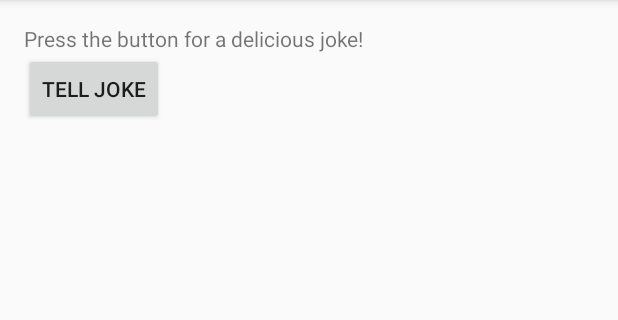
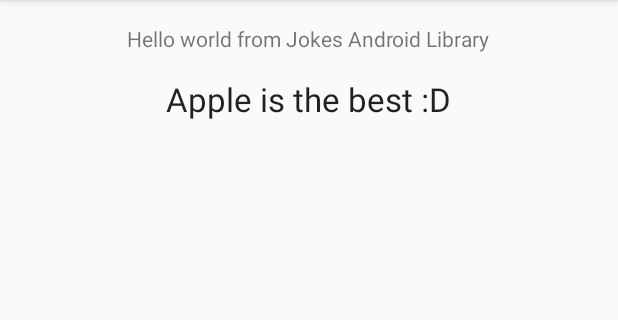
Before and after one commit to VeskoI/JokeTeller, an Android app: the screen it shows after launch (MainActivity before the commit, JokesActivity after it), after a tap on "TELL JOKE", on a phone screen of 412 x 824 dp, the part 84-404 px from its top. Run offline under Robolectric (Android 15) with nearby library versions, the phone set to English and light mode, and no system bars; our stand-ins replace AdMob.

Commit message:
Add Jokes Android library and using it from our main app module

```diff
--- a/app/build.gradle
+++ b/app/build.gradle
@@ -24,4 +24,5 @@ dependencies {
     compile 'com.android.support:appcompat-v7:22.2.0'
     compile 'com.google.android.gms:play-services-ads:7.5.0'
     compile project(':jokerlib')
+    compile project(':jokeslibrary')
 }
--- a/app/src/main/java/com/udacity/gradle/builditbigger/MainActivity.java
+++ b/app/src/main/java/com/udacity/gradle/builditbigger/MainActivity.java
@@ -1,13 +1,14 @@
 package com.udacity.gradle.builditbigger;
 
+import android.content.Intent;
 import android.os.Bundle;
 import android.support.v7.app.ActionBarActivity;
 import android.view.Menu;
 import android.view.MenuItem;
 import android.view.View;
-import android.widget.Toast;
 
 import com.jokes.example.JokeTeller;
+import com.vesko.android.jokeslibrary.JokesActivity;
 
 
 public class MainActivity extends ActionBarActivity {
@@ -43,7 +44,9 @@ public class MainActivity extends ActionBarActivity {
 
     public void tellJoke(View view) {
         String joke = JokeTeller.getJoke();
-        Toast.makeText(this, joke, Toast.LENGTH_SHORT).show();
+        Intent i = new Intent(this, JokesActivity.class);
+        i.putExtra(JokesActivity.EXTRA_JOKE, joke);
+        startActivity(i);
     }
 
 
--- /dev/null
+++ b/jokeslibrary/src/main/java/com/vesko/android/jokeslibrary/JokesActivity.java
@@ -0,0 +1,50 @@
+package com.vesko.android.jokeslibrary;
+
+import android.support.v7.app.ActionBarActivity;
+import android.os.Bundle;
+import android.text.TextUtils;
+import android.view.Menu;
+import android.view.MenuItem;
+import android.widget.TextView;
+
+
+public class JokesActivity extends ActionBarActivity {
+
+    public static final String EXTRA_JOKE = "joke";
+
+    @Override
+    protected void onCreate(Bundle savedInstanceState) {
+        super.onCreate(savedInstanceState);
+        setContentView(R.layout.activity_jokes);
+
+        String joke = getIntent().getStringExtra(EXTRA_JOKE);
+        if (TextUtils.isEmpty(joke)) {
+            joke = getString(R.string.default_joke);
+        }
+        TextView jokeHolder = (TextView) findViewById(R.id.joke);
+        jokeHolder.setText(joke);
+    }
+
+
+    @Override
+    public boolean onCreateOptionsMenu(Menu menu) {
+        // Inflate the menu; this adds items to the action bar if it is present.
+        getMenuInflater().inflate(R.menu.menu_jokes, menu);
+        return true;
+    }
+
+    @Override
+    public boolean onOptionsItemSelected(MenuItem item) {
+        // Handle action bar item clicks here. The action bar will
+        // automatically handle clicks on the Home/Up button, so long
+        // as you specify a parent activity in AndroidManifest.xml.
+        int id = item.getItemId();
+
+        //noinspection SimplifiableIfStatement
+        if (id == R.id.action_settings) {
+            return true;
+        }
+
+        return super.onOptionsItemSelected(item);
+    }
+}
--- /dev/null
+++ b/jokeslibrary/src/main/res/layout/activity_jokes.xml
@@ -0,0 +1,27 @@
+<LinearLayout
+    xmlns:android="http://schemas.android.com/apk/res/android"
+    xmlns:tools="http://schemas.android.com/tools"
+    android:layout_width="match_parent"
+    android:layout_height="match_parent"
+    android:gravity="center_horizontal"
+    android:orientation="vertical"
+    android:paddingBottom="@dimen/activity_vertical_margin"
+    android:paddingLeft="@dimen/activity_horizontal_margin"
+    android:paddingRight="@dimen/activity_horizontal_margin"
+    android:paddingTop="@dimen/activity_vertical_margin"
+    tools:context=".JokesActivity">
+
+    <TextView
+        android:layout_width="wrap_content"
+        android:layout_height="wrap_content"
+        android:text="@string/hello_world"/>
+
+    <TextView
+        android:id="@+id/joke"
+        android:layout_width="wrap_content"
+        android:layout_height="wrap_content"
+        android:layout_marginTop="16dp"
+        android:textAppearance="?android:textAppearanceLarge"
+        tools:text="Apple are cool ... hahaha :D"/>
+
+</LinearLayout>
--- /dev/null
+++ b/jokeslibrary/src/main/res/menu/menu_jokes.xml
@@ -0,0 +1,9 @@
+<menu xmlns:android="http://schemas.android.com/apk/res/android"
+      xmlns:app="http://schemas.android.com/apk/res-auto"
+      xmlns:tools="http://schemas.android.com/tools"
+      tools:context=".JokesActivity">
+    <item android:id="@+id/action_settings"
+          android:title="@string/action_settings"
+          android:orderInCategory="100"
+          app:showAsAction="never"/>
+</menu>
--- /dev/null
+++ b/jokeslibrary/src/main/res/values-w820dp/dimens.xml
@@ -0,0 +1,6 @@
+<resources>
+    <!-- Example customization of dimensions originally defined in res/values/dimens.xml
+         (such as screen margins) for screens with more than 820dp of available width. This
+         would include 7" and 10" devices in landscape (~960dp and ~1280dp respectively). -->
+    <dimen name="activity_horizontal_margin">64dp</dimen>
+</resources>
--- /dev/null
+++ b/jokeslibrary/src/main/res/values/dimens.xml
@@ -0,0 +1,5 @@
+<resources>
+    <!-- Default screen margins, per the Android Design guidelines. -->
+    <dimen name="activity_horizontal_margin">16dp</dimen>
+    <dimen name="activity_vertical_margin">16dp</dimen>
+</resources>
--- /dev/null
+++ b/jokeslibrary/src/main/res/values/strings.xml
@@ -0,0 +1,6 @@
+<resources>
+    <string name="app_name">Jokes Library</string>
+    <string name="hello_world">Hello world from Jokes Android Library</string>
+    <string name="action_settings">Settings</string>
+    <string name="default_joke">No joke available ... are you kidding me !?</string>
+</resources>
--- a/settings.gradle
+++ b/settings.gradle
@@ -1 +1 @@
-include ':app', ':jokerlib'
+include ':app', ':jokerlib', ':jokeslibrary'
```
Also changed, not shown: jokeslibrary/build.gradle (added, +24 -0 lines), jokeslibrary/src/main/AndroidManifest.xml (added, +13 -0 lines), 4 other files.
